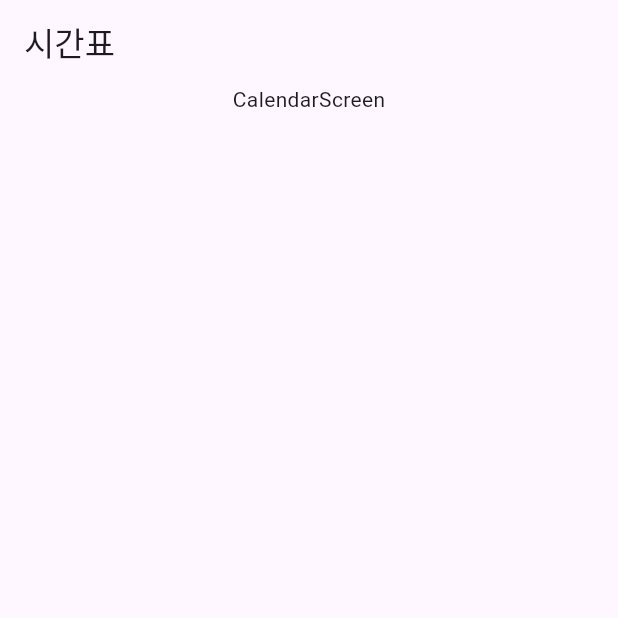
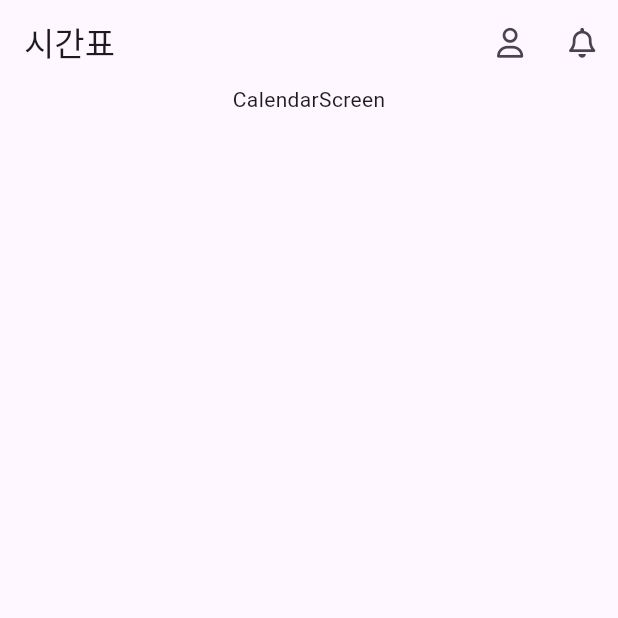
Before and after one commit to junhong625/SSAVERY_TIME, a Flutter app: the screen it shows after launch, item 2 of the bottom bar chosen, on a phone screen of 412 x 824 dp, the top half of it. Run offline on Flutter 3.47's test engine with Material 2 defaults, Android fonts, the phone set to English and light mode, and no system bars; our stand-ins replace font_awesome_flutter, get, percent_indicator.

Commit message:
FEAT icon move page Notification and user

```diff
--- a/Develop/FE_Main/saffytime/lib/main.dart
+++ b/Develop/FE_Main/saffytime/lib/main.dart
@@ -32,15 +32,7 @@ class MyApp extends StatelessWidget {
           // is not restarted.
           primarySwatch: Colors.blue,
         ),
-      initialRoute: '/',
-      getPages: [
-        GetPage(name: '/', page: () => const RootScreen()),
-        GetPage(name: '/home', page: () => const HomeScreen()),
-        GetPage(name: '/calendar', page: () => const HomeScreen()),
-        GetPage(name: '/menu', page: () => const HomeScreen()),
-        GetPage(name: '/counsel', page: () => const HomeScreen()),
-      ],
-    );
+        home: const RootScreen());
   }
 }
 
--- a/Develop/FE_Main/saffytime/lib/screens/calendar_screen.dart
+++ b/Develop/FE_Main/saffytime/lib/screens/calendar_screen.dart
@@ -1,6 +1,10 @@
 // check calendar screen
 
 import 'package:flutter/material.dart';
+import 'package:font_awesome_flutter/font_awesome_flutter.dart';
+import 'package:get/get.dart';
+import 'package:saffytime/screens/notification_screen.dart';
+import 'package:saffytime/screens/user_screen.dart';
 
 class CalendarScreen extends StatefulWidget {
   const CalendarScreen({Key? key}) : super(key: key);
@@ -12,7 +16,25 @@ class _CalendarScreenStates extends State<CalendarScreen> {
   @override
   Widget build(BuildContext context) {
     return Scaffold(
-      appBar: AppBar(title: const Text("시간표")),
+      appBar: AppBar(
+        title: const Text("시간표"),
+        actions: <Widget>[
+          IconButton(
+            onPressed: () => Get.to(() => const UserScreen()),
+            icon: const FaIcon(
+              FontAwesomeIcons.user,
+              size: 20,
+            ),
+          ),
+          IconButton(
+            onPressed: () => Get.to(() => const NotificationScreen()),
+            icon: const FaIcon(
+              FontAwesomeIcons.bell,
+              size: 20,
+            ),
+          ),
+        ],
+      ),
       body: SizedBox(
         child: Row(
           mainAxisAlignment: MainAxisAlignment.center,
```
Also changed, not shown: Develop/FE_Main/saffytime/lib/screens/counsel_screen.dart (+24 -1 lines), Develop/FE_Main/saffytime/lib/screens/home_screen.dart (+10 -2 lines), Develop/FE_Main/saffytime/lib/screens/menu_book_screen.dart (+20 -0 lines), Develop/FE_Main/saffytime/lib/screens/notification_screen.dart (+12 -5 lines), Develop/FE_Main/saffytime/lib/screens/user_screen.dart (+12 -1 lines). Lines whose indentation alone changed are shown as unchanged.
